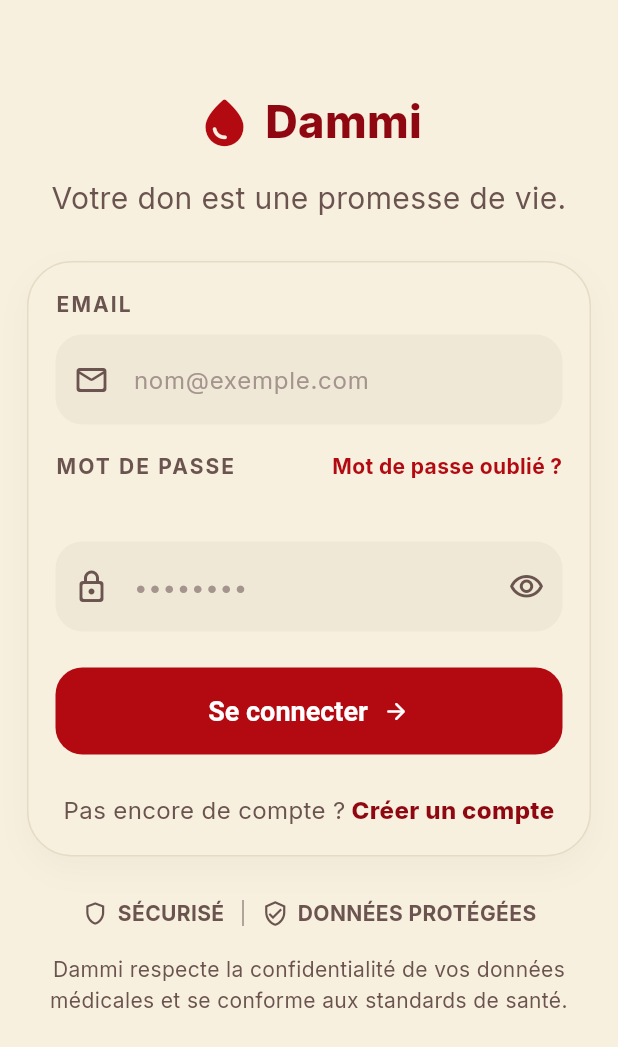
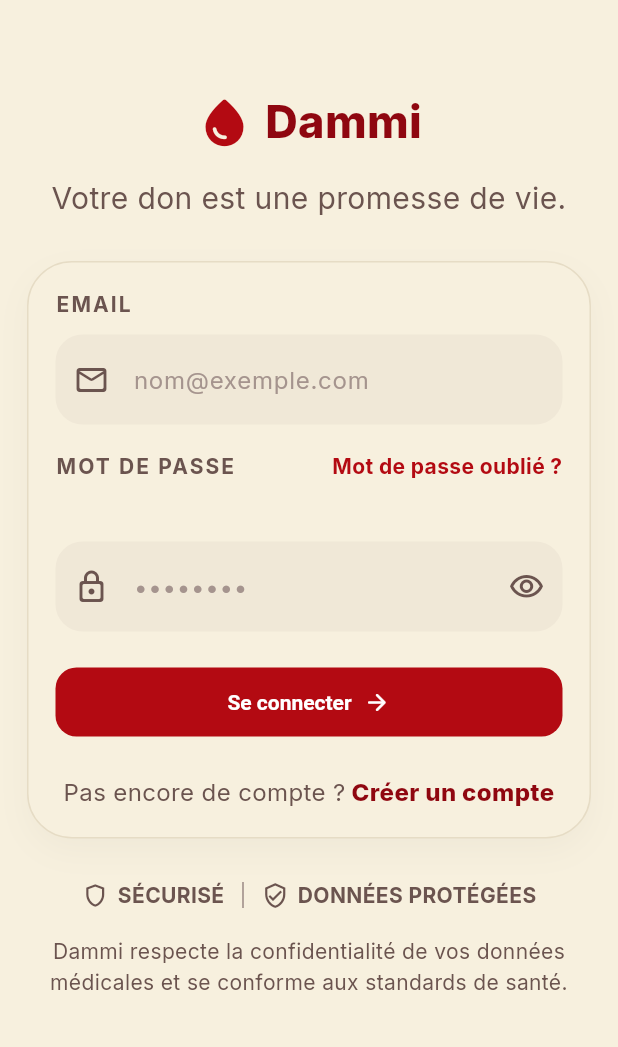
Before and after one commit to ZouariAhmedNour/Dammi, a Flutter app: the screen it shows after launch, on a phone screen of 412 x 824 dp. Shown: the top 1047 px of the screen. Run offline on Flutter 3.47's test engine with Material 3 defaults, Android fonts, the phone set to English and light mode, and no system bars; our stand-ins replace dio, flutter_map, flutter_riverpod, flutter_secure_storage, gap, go_router and 3 more; accounts and stored records are empty.

Commit message:
feat: Add user status update workflow for pertinence tracking
- Introduced `updateStatutPertinent` in user services and controller for status updates.
- Integrated status update API (`UserApi`) with provider logic and UI toggle in `HomeScreen`.
- Enhanced `AppButton` and pertinent status handling with improved design and animations.
- Updated security configurations to support PATCH requests for user status updates.

```diff
--- a/userapp/lib/components/app_button.dart
+++ b/userapp/lib/components/app_button.dart
@@ -8,6 +8,10 @@ class AppButton extends StatelessWidget {
   final Color? backgroundColor;
   final Color? foregroundColor;
 
+  /// NOUVEAU
+  final double fontSize;
+  final double height;
+
   const AppButton({
     super.key,
     required this.label,
@@ -16,34 +20,55 @@ class AppButton extends StatelessWidget {
     this.trailingIcon,
     this.backgroundColor,
     this.foregroundColor,
+    this.fontSize = 14,
+    this.height = 46,
   });
 
   @override
   Widget build(BuildContext context) {
     return SizedBox(
       width: double.infinity,
-      height: 58,
+      height: height,
       child: ElevatedButton(
         onPressed: loading ? null : onPressed,
-        style: backgroundColor != null || foregroundColor != null
-            ? ElevatedButton.styleFrom(
-                backgroundColor: backgroundColor,
-                foregroundColor: foregroundColor,
-              )
-            : null,
+        style: ElevatedButton.styleFrom(
+          backgroundColor: backgroundColor,
+          foregroundColor: foregroundColor,
+          padding: const EdgeInsets.symmetric(horizontal: 14),
+          shape: RoundedRectangleBorder(
+            borderRadius: BorderRadius.circular(14),
+          ),
+          elevation: 0,
+        ),
         child: loading
             ? const SizedBox(
-                height: 22,
-                width: 22,
-                child: CircularProgressIndicator(strokeWidth: 2),
+                height: 20,
+                width: 20,
+                child: CircularProgressIndicator(
+                  strokeWidth: 2,
+                ),
               )
             : Row(
                 mainAxisAlignment: MainAxisAlignment.center,
+                mainAxisSize: MainAxisSize.min,
                 children: [
-                  Text(label),
+                  Flexible(
+                    child: Text(
+                      label,
+                      overflow: TextOverflow.ellipsis,
+                      textAlign: TextAlign.center,
+                      style: TextStyle(
+                        fontSize: fontSize,
+                        fontWeight: FontWeight.w700,
+                      ),
+                    ),
+                  ),
                   if (trailingIcon != null) ...[
-                    const SizedBox(width: 10),
-                    Icon(trailingIcon),
+                    const SizedBox(width: 8),
+                    Icon(
+                      trailingIcon,
+                      size: 18,
+                    ),
                   ],
                 ],
               ),
```
Also changed, not shown: userapp/lib/api/user_api.dart (added, +18 -0 lines), userapp/lib/providers/auth_provider.dart (+29 -0 lines), userapp/lib/providers/user_provider.dart (added, +28 -0 lines), userapp/lib/screens/home_screen.dart (+144 -92 lines), 4 other files.
